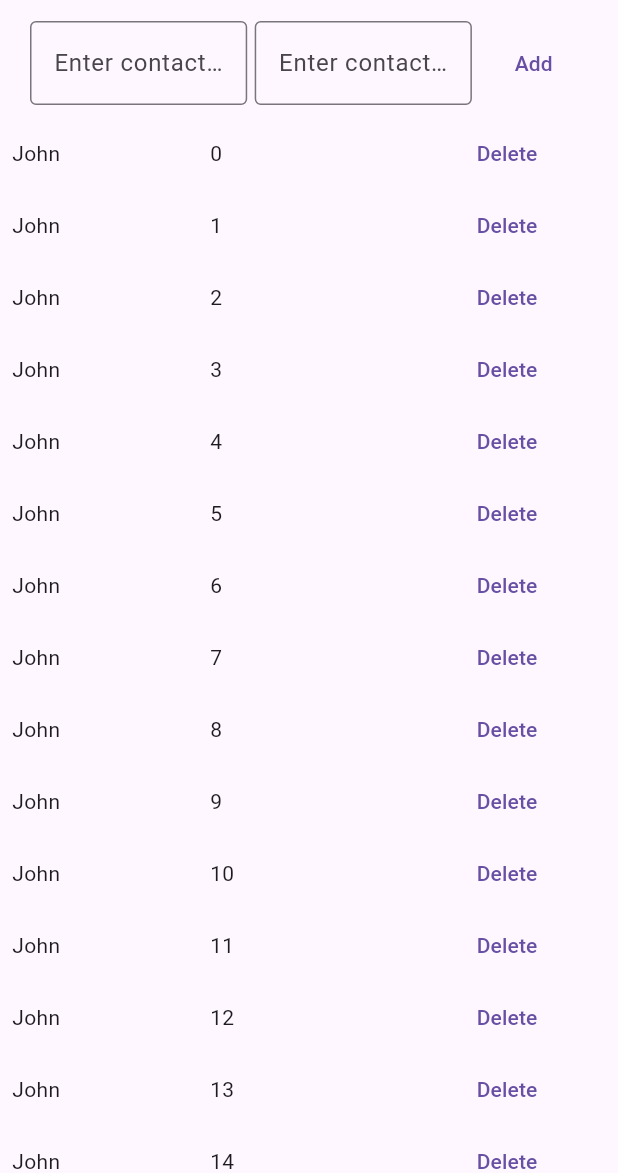
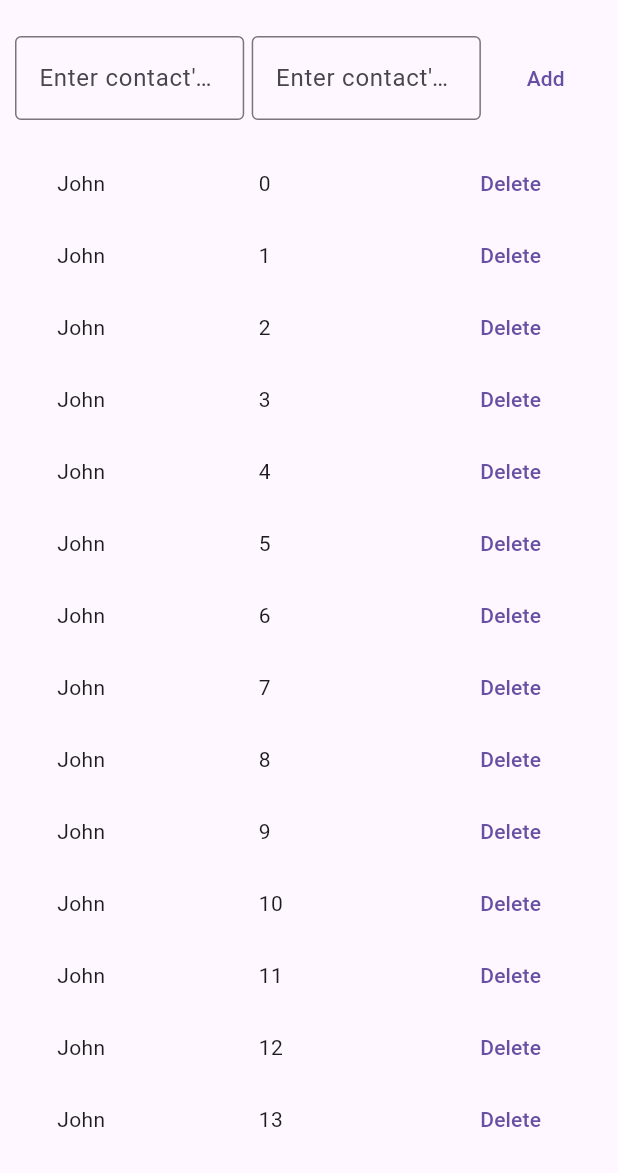
Before and after one commit to john9francis/cp-crud-sqlite-flutter, a Flutter app: the screen it shows after launch, on a phone screen of 412 x 824 dp, the part 63-1236 px from its top. Run offline on Flutter 3.47's test engine with Material 3 defaults, Android fonts, the phone set to English and light mode, and no system bars.

Commit message:
fixed the layout a bit and style

```diff
--- a/lib/contact.dart
+++ b/lib/contact.dart
@@ -13,16 +13,21 @@ class Contact extends StatefulWidget{
 class _ContactState extends State<Contact>{
   @override
   Widget build(BuildContext context) {
-    return Row(
+    return Padding(
+      padding: EdgeInsets.fromLTRB(30, 0, 30, 0),
+      child: Row(
         mainAxisAlignment: MainAxisAlignment.center,
         children: [
           Expanded(
+            flex: 2,
             child: Text(widget.name)
           ),
           Expanded(
+            flex: 2,
             child: Text("${widget.number}")
           ),
           Expanded(
+            flex: 1,
             child: TextButton(
               onPressed: (){
                 print("Deleting");
@@ -31,6 +36,7 @@ class _ContactState extends State<Contact>{
             ),
           )
         ],
+      ),
     );
   }
 }
--- a/lib/new_contact_form.dart
+++ b/lib/new_contact_form.dart
@@ -25,7 +25,7 @@ class _NewContactFormState extends State<NewContactForm>{
     return Column(
       children: [
         Padding(
-          padding: EdgeInsets.fromLTRB(20, 0, 20, 0),
+          padding: EdgeInsets.all(10),
           child: Row(
             spacing: 5,
             children: [
```
Lines whose indentation alone changed are shown as unchanged.
